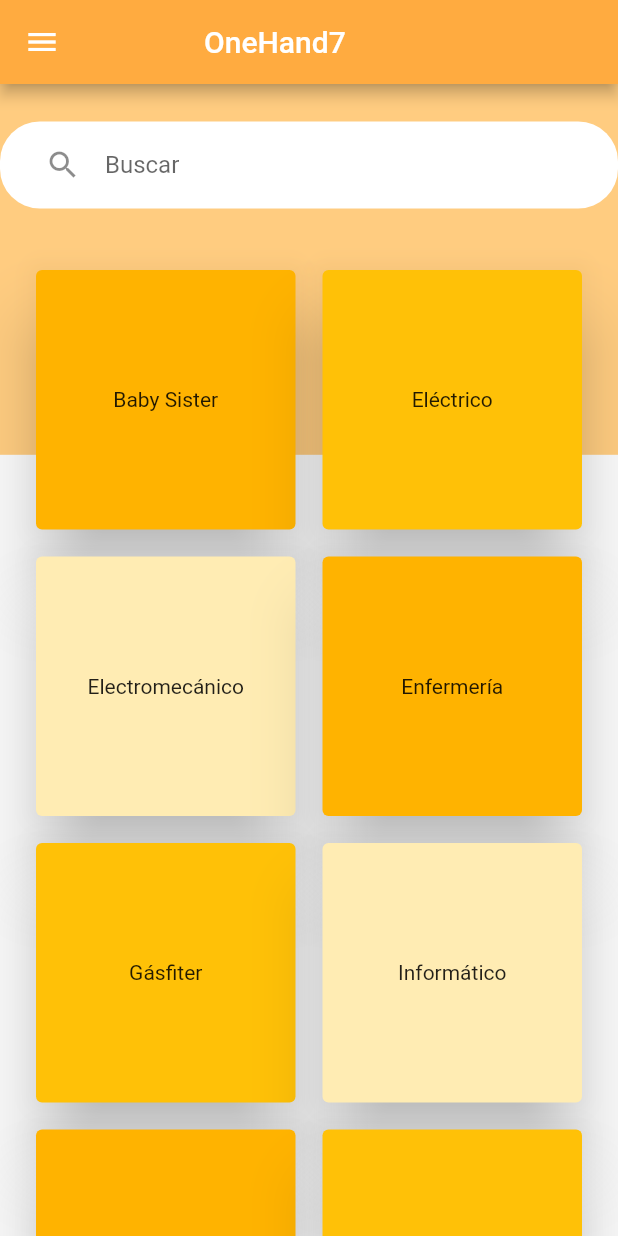
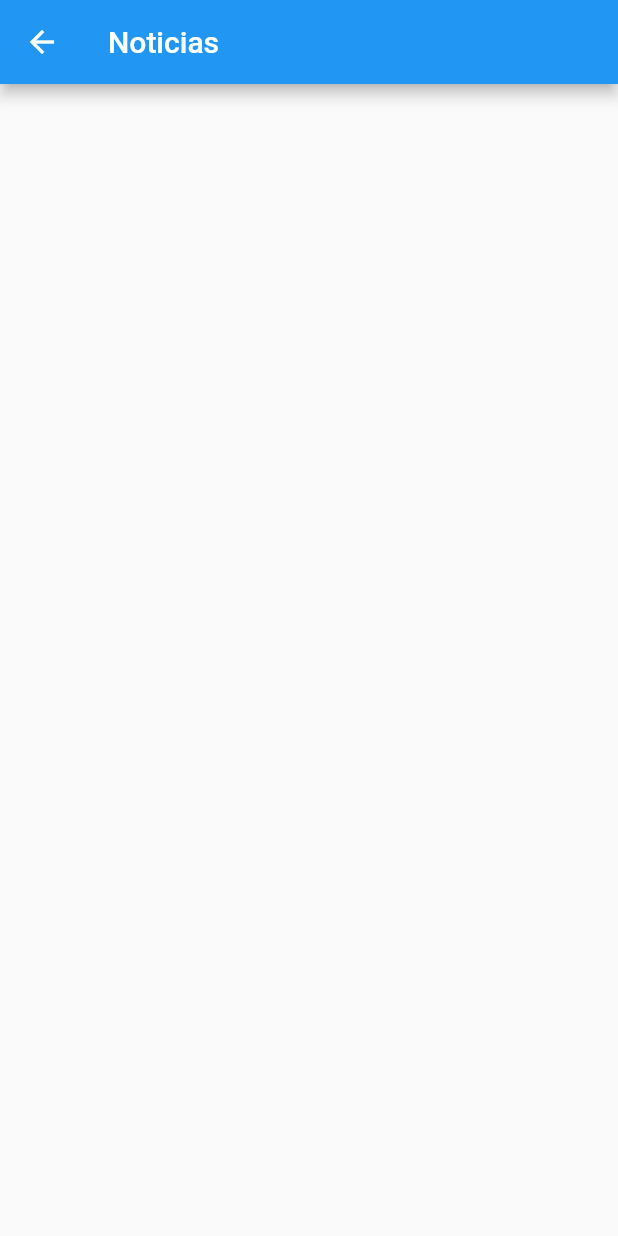
Before and after one commit to Onehand7/Prototipo01, a Flutter app: the PageInicio screen opened directly, in the side drawer, after a tap on "Noticias", on a phone screen of 412 x 824 dp. Run offline on Flutter 3.47's test engine with Material 2 defaults, Android fonts, the phone set to English and light mode, and no system bars; network calls fail.

Commit message:
se añadio pestaña de atencion al cliente,configuracion,noticias

```diff
--- a/lib/menu/Inicio.dart
+++ b/lib/menu/Inicio.dart
@@ -2,8 +2,10 @@ import 'package:flutter/material.dart';
 import 'package:proto01/menu/solicitud/page_solicitud.dart';
 import 'package:proto01/menu/menu_principal.dart';
 import 'package:proto01/menu/perfil/mi_perfil.dart';
-import 'package:proto01/menu/configuracion/confi.dart';
 import 'package:proto01/menuLateral/acercade.dart';
+import 'package:proto01/menuLateral/atencionCliente.dart';
+import 'package:proto01/menuLateral/confi.dart';
+import 'package:proto01/menuLateral/noticias.dart';
 
 class PageInicio extends StatefulWidget {
   final Data data;
@@ -100,6 +102,9 @@ class _PageInicio extends State<PageInicio> {
                 onTap: () {
                   //_onSelectItem(2);
                   Navigator.of(context).pop();
+                  Navigator.of(context).push(MaterialPageRoute(
+                      builder: (BuildContext context) =>
+                          PageNoticias(data: Data(text: "Noticias"))));
                 },
               ),
               Divider(
@@ -121,6 +126,9 @@ class _PageInicio extends State<PageInicio> {
                 onTap: () {
                   //_onSelectItem(3);
                   Navigator.of(context).pop();
+                  Navigator.of(context).push(MaterialPageRoute(
+                      builder: (BuildContext context) => AtencionCliente(
+                          data: Data(text: "Atencion al cliente"))));
                 },
               ),
               Divider(
@@ -143,7 +151,8 @@ class _PageInicio extends State<PageInicio> {
                   // _onSelectItem(4);
                   Navigator.of(context).pop();
                   Navigator.of(context).push(MaterialPageRoute(
-                      builder: (BuildContext context) => ConfiguracionPage()));
+                      builder: (BuildContext context) => PageConfiguracion(
+                          data: Data(text: "Configuración"))));
                 },
               ),
               Divider(
--- /dev/null
+++ b/lib/menuLateral/noticias.dart
@@ -0,0 +1,22 @@
+import 'package:flutter/material.dart';
+import 'package:proto01/menu/menu_principal.dart';
+
+class PageNoticias extends StatefulWidget {
+  final Data data;
+  PageNoticias({this.data});
+  @override
+  _PageNoticias createState() => new _PageNoticias(data2: data);
+}
+
+class _PageNoticias extends State<PageNoticias> {
+  final Data data2;
+  _PageNoticias({this.data2});
+  @override
+  Widget build(BuildContext context) {
+    return Scaffold(
+      appBar: AppBar(
+        title: Text("Noticias"),
+      ),
+    );
+  }
+}
```
Also changed, not shown: lib/menu/configuracion/confi.dart (deleted, +0 -16 lines), lib/menu/menu_principal.dart (+27 -23 lines), lib/menuLateral/atencionCliente.dart (added, +22 -0 lines), lib/menuLateral/confi.dart (added, +22 -0 lines).
